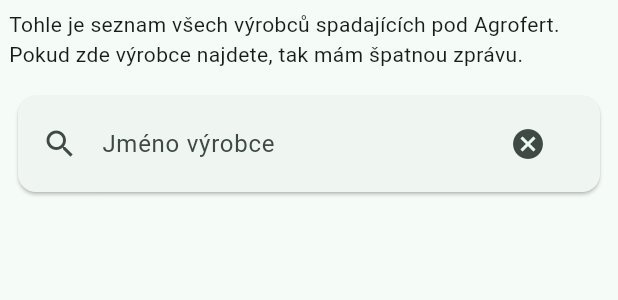
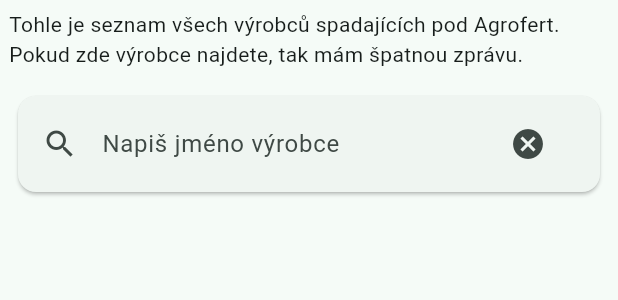
Before and after one commit to gitStanda/babis, a Flutter app: the NameTab widget shown alone on an empty page, opened directly, on a phone screen of 412 x 824 dp. Shown: the top 300 px of the screen. Run offline on Flutter 3.47's test engine with Material 2 defaults, Android fonts, the phone set to English and light mode, and no system bars; our stand-ins replace babstrap_settings_screen, diacritic, dio, internet_connection_checker, shared_preferences; missing offline and left inert: mobile_scanner; accounts and stored records are empty.

Commit message:
fixed search bar

```diff
--- a/lib/core/widgets/tabs/name_tab.dart
+++ b/lib/core/widgets/tabs/name_tab.dart
@@ -75,7 +75,7 @@
               leading: const Icon(Icons.search),
               title: TextField(
                 controller: controller,
-                decoration: const InputDecoration(hintText: 'Jméno výrobce', border: InputBorder.none),
+                decoration: const InputDecoration(hintText: 'Napiš jméno výrobce', border: InputBorder.none),
                 onChanged: onSearchTextChanged,
               ),
               trailing: IconButton(
```
